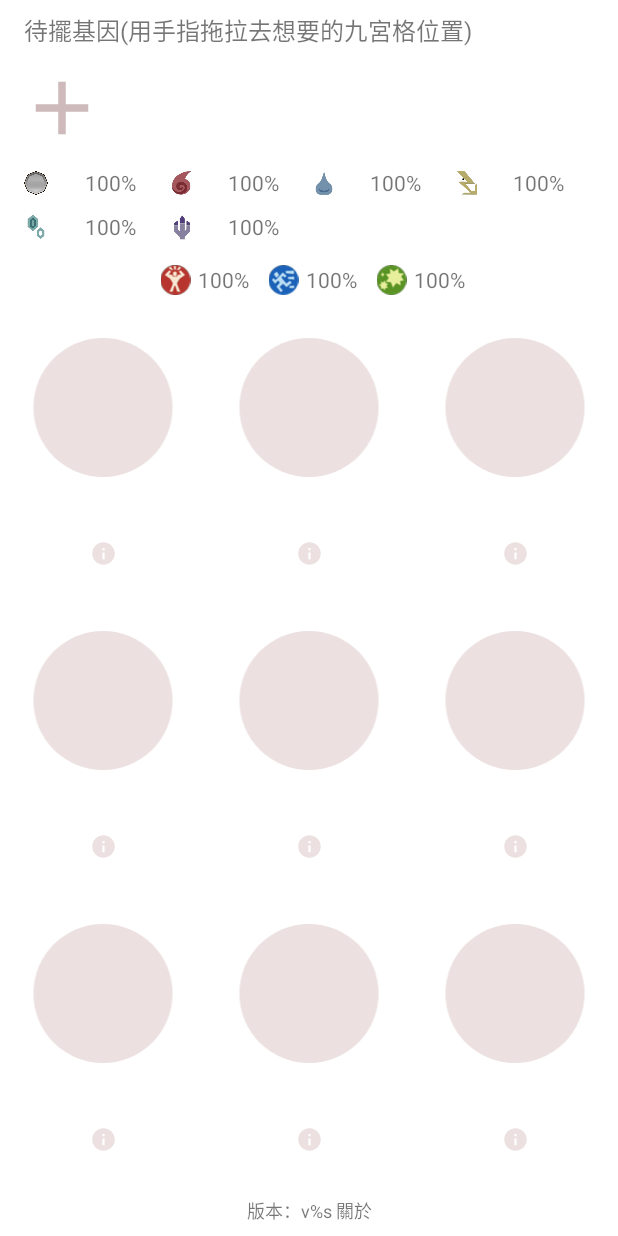
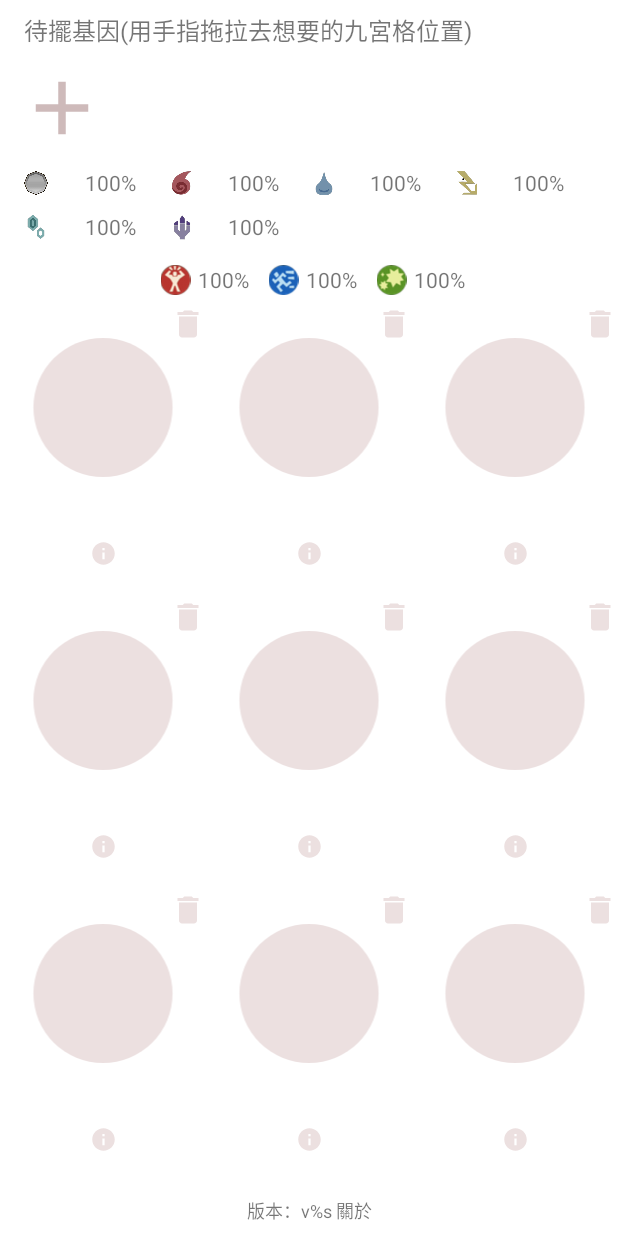
Before and after one commit to SolinariWu/MHGene, an Android app: the layout activity_main.xml on its own in the app's theme, with its tools: preview values and no code run, on a phone screen of 412 x 824 dp. Run offline under Robolectric (Android 15) with nearby library versions, the phone set to English and light mode, and no system bars.

Commit message:
Add remove gene function

```diff
--- a/app/src/main/java/com/solinari/MHSGene/MainActivity.kt
+++ b/app/src/main/java/com/solinari/MHSGene/MainActivity.kt
@@ -21,6 +21,7 @@ class MainActivity : AppCompatActivity(), DraggableListener, listenere {
     private var wantGeneList = ArrayList<Gene>()
     private var geneViewList = ArrayList<View>()
     private var geneIconList = ArrayList<ImageView>()
+    private var geneDeleteIconList = ArrayList<ImageView>()
     private var geneNameList = ArrayList<TextView>()
     private var wantGenePositionList = ArrayList<ViewPosition>()
     private var wantGeneViewList = ArrayList<ImageView>()
@@ -38,6 +39,7 @@ class MainActivity : AppCompatActivity(), DraggableListener, listenere {
         setContentView(binding.root)
         initGeneViewList()
         initGeneIconList()
+        initGeneDeleteIconList()
         initGeneNameList()
         initWantGeneList()
         setAbout()
@@ -91,6 +93,26 @@ class MainActivity : AppCompatActivity(), DraggableListener, listenere {
         geneIconList.add(binding.sevenGeneIcon)
         geneIconList.add(binding.eightGeneIcon)
         geneIconList.add(binding.nineGeneIcon)
+    }
+
+    private fun initGeneDeleteIconList() {
+        geneDeleteIconList.add(binding.oneGeneDeleteIcon)
+        geneDeleteIconList.add(binding.twoGeneDeleteIcon)
+        geneDeleteIconList.add(binding.threeGeneDeleteIcon)
+        geneDeleteIconList.add(binding.fourGeneDeleteIcon)
+        geneDeleteIconList.add(binding.fiveGeneDeleteIcon)
+        geneDeleteIconList.add(binding.sixGeneDeleteIcon)
+        geneDeleteIconList.add(binding.sevenGeneDeleteIcon)
+        geneDeleteIconList.add(binding.eightGeneDeleteIcon)
+        geneDeleteIconList.add(binding.nineGeneDeleteIcon)
+        geneDeleteIconList.forEachIndexed { index, imageView ->
+            imageView.setOnClickListener {
+                geneIconList[index].setImageResource(R.drawable.ic_baseline_brightness_1_24)
+                geneNameList[index].text = ""
+                geneList[index] = Gene()
+                checkLine()
+            }
+        }
     }
 
     private fun initWantGeneList() {
--- /dev/null
+++ b/app/src/main/res/drawable/ic_baseline_delete_24.xml
@@ -0,0 +1,5 @@
+<vector android:height="24dp" android:tint="#ECE0E0"
+    android:viewportHeight="24" android:viewportWidth="24"
+    android:width="24dp" xmlns:android="http://schemas.android.com/apk/res/android">
+    <path android:fillColor="@android:color/white" android:pathData="M6,19c0,1.1 0.9,2 2,2h8c1.1,0 2,-0.9 2,-2V7H6v12zM19,4h-3.5l-1,-1h-5l-1,1H5v2h14V4z"/>
+</vector>
--- a/app/src/main/res/layout/activity_main.xml
+++ b/app/src/main/res/layout/activity_main.xml
@@ -243,6 +243,14 @@
         app:layout_constraintStart_toStartOf="@id/oneGene"
         app:layout_constraintTop_toTopOf="@id/oneGene"/>
 
+    <androidx.appcompat.widget.AppCompatImageView
+        android:id="@+id/oneGeneDeleteIcon"
+        android:layout_width="wrap_content"
+        android:src="@drawable/ic_baseline_delete_24"
+        android:layout_height="wrap_content"
+        app:layout_constraintEnd_toEndOf="@id/oneGeneIcon"
+        app:layout_constraintTop_toTopOf="@id/oneGeneIcon"/>
+
     <androidx.appcompat.widget.AppCompatTextView
         android:id="@+id/oneGeneName"
         android:layout_width="wrap_content"
@@ -281,6 +289,14 @@
         app:layout_constraintStart_toStartOf="@id/twoGene"
         app:layout_constraintTop_toTopOf="@id/twoGene"/>
 
+    <androidx.appcompat.widget.AppCompatImageView
+        android:id="@+id/twoGeneDeleteIcon"
+        android:layout_width="wrap_content"
+        android:src="@drawable/ic_baseline_delete_24"
+        android:layout_height="wrap_content"
+        app:layout_constraintEnd_toEndOf="@id/twoGeneIcon"
+        app:layout_constraintTop_toTopOf="@id/twoGeneIcon"/>
+
     <androidx.appcompat.widget.AppCompatTextView
         android:id="@+id/twoGeneName"
         android:layout_width="wrap_content"
@@ -318,6 +334,14 @@
         app:layout_constraintStart_toStartOf="@id/threeGene"
         app:layout_constraintTop_toTopOf="@id/threeGene"/>
 
+    <androidx.appcompat.widget.AppCompatImageView
+        android:id="@+id/threeGeneDeleteIcon"
+        android:layout_width="wrap_content"
+        android:src="@drawable/ic_baseline_delete_24"
+        android:layout_height="wrap_content"
+        app:layout_constraintEnd_toEndOf="@id/threeGeneIcon"
+        app:layout_constraintTop_toTopOf="@id/threeGeneIcon"/>
+
     <androidx.appcompat.widget.AppCompatTextView
         android:id="@+id/threeGeneName"
         android:layout_width="wrap_content"
@@ -352,6 +376,14 @@
         app:layout_constraintEnd_toEndOf="@id/fourGene"
         app:layout_constraintStart_toStartOf="@id/fourGene"
         app:layout_constraintTop_toTopOf="@id/fourGene"/>
+
+    <androidx.appcompat.widget.AppCompatImageView
+        android:id="@+id/fourGeneDeleteIcon"
+        android:layout_width="wrap_content"
+        android:src="@drawable/ic_baseline_delete_24"
+        android:layout_height="wrap_content"
+        app:layout_constraintEnd_toEndOf="@id/fourGeneIcon"
+        app:layout_constraintTop_toTopOf="@id/fourGeneIcon"/>
 
     <androidx.appcompat.widget.AppCompatTextView
         android:id="@+id/fourGeneName"
@@ -389,6 +421,14 @@
         app:layout_constraintStart_toStartOf="@id/fiveGene"
         app:layout_constraintTop_toTopOf="@id/fiveGene"/>
 
+    <androidx.appcompat.widget.AppCompatImageView
+        android:id="@+id/fiveGeneDeleteIcon"
+        android:layout_width="wrap_content"
+        android:src="@drawable/ic_baseline_delete_24"
+        android:layout_height="wrap_content"
+        app:layout_constraintEnd_toEndOf="@id/fiveGeneIcon"
+        app:layout_constraintTop_toTopOf="@id/fiveGeneIcon"/>
+
     <androidx.appcompat.widget.AppCompatTextView
         android:id="@+id/fiveGeneName"
         android:layout_width="wrap_content"
@@ -424,6 +464,14 @@
         app:layout_constraintEnd_toEndOf="@id/sixGene"
         app:layout_constraintStart_toStartOf="@id/sixGene"
         app:layout_constraintTop_toTopOf="@id/sixGene"/>
+
+    <androidx.appcompat.widget.AppCompatImageView
+        android:id="@+id/sixGeneDeleteIcon"
+        android:layout_width="wrap_content"
+        android:src="@drawable/ic_baseline_delete_24"
+        android:layout_height="wrap_content"
+        app:layout_constraintEnd_toEndOf="@id/sixGeneIcon"
+        app:layout_constraintTop_toTopOf="@id/sixGeneIcon"/>
 
     <androidx.appcompat.widget.AppCompatTextView
         android:id="@+id/sixGeneName"
@@ -461,6 +509,14 @@
         app:layout_constraintStart_toStartOf="@id/sevenGene"
         app:layout_constraintTop_toTopOf="@id/sevenGene"/>
 
+    <androidx.appcompat.widget.AppCompatImageView
+        android:id="@+id/sevenGeneDeleteIcon"
+        android:layout_width="wrap_content"
+        android:src="@drawable/ic_baseline_delete_24"
+        android:layout_height="wrap_content"
+        app:layout_constraintEnd_toEndOf="@id/sevenGeneIcon"
+        app:layout_constraintTop_toTopOf="@id/sevenGeneIcon"/>
+
     <androidx.appcompat.widget.AppCompatTextView
         android:id="@+id/sevenGeneName"
         android:layout_width="wrap_content"
@@ -497,6 +553,14 @@
         app:layout_constraintStart_toStartOf="@id/eightGene"
         app:layout_constraintTop_toTopOf="@id/eightGene"/>
 
+    <androidx.appcompat.widget.AppCompatImageView
+        android:id="@+id/eightGeneDeleteIcon"
+        android:layout_width="wrap_content"
+        android:src="@drawable/ic_baseline_delete_24"
+        android:layout_height="wrap_content"
+        app:layout_constraintEnd_toEndOf="@id/eightGeneIcon"
+        app:layout_constraintTop_toTopOf="@id/eightGeneIcon"/>
+
     <androidx.appcompat.widget.AppCompatTextView
         android:id="@+id/eightGeneName"
         android:layout_width="wrap_content"
@@ -532,6 +596,14 @@
         app:layout_constraintEnd_toEndOf="@id/nineGene"
         app:layout_constraintStart_toStartOf="@id/nineGene"
         app:layout_constraintTop_toTopOf="@id/nineGene"/>
+
+    <androidx.appcompat.widget.AppCompatImageView
+        android:id="@+id/nineGeneDeleteIcon"
+        android:layout_width="wrap_content"
+        android:src="@drawable/ic_baseline_delete_24"
+        android:layout_height="wrap_content"
+        app:layout_constraintEnd_toEndOf="@id/nineGeneIcon"
+        app:layout_constraintTop_toTopOf="@id/nineGeneIcon"/>
 
     <androidx.appcompat.widget.AppCompatTextView
         android:id="@+id/nineGeneName"
```
